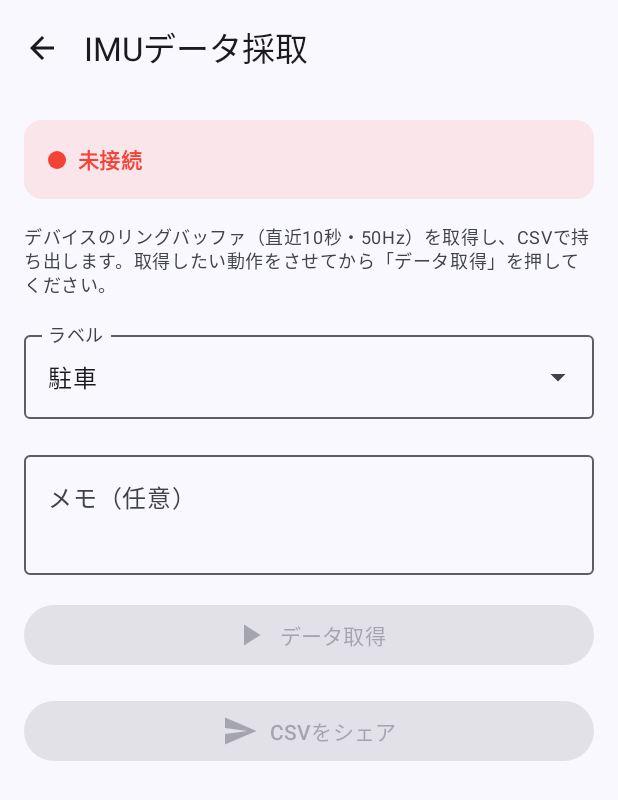
After one commit to pirorin215/btclock, an Android app built with Jetpack Compose: the composable ImuDataCaptureScreen shown on its own in the app's theme, on a phone screen of 412 x 824 dp. The commit adds this screen. Shown: the top 800 px of the screen. Run offline under Robolectric (Android 15) with nearby library versions, the light colour scheme and no system bars.

Commit message:
Phase 14-B スマホ経由でIMUデータを採取する機能を追加
[マイコン] BMI160のリングバッファ（直近10秒・500サンプル×6軸）を常時蓄積し、
IMU_DUMPコマンドでバイナリチャンク分割notify送信。updateIMUをメンテナンス
ブロック外へ移動し常時サンプリング化（駐車検知14-Cでも必須）。

[Android] チャンク受信・再構築・ラベル/メモ付きCSVシェアを行うIMU採取画面
（ImuDataCaptureScreen / ImuDataCaptureViewModel）を新規追加。
onCharacteristicChangedで0xAA55マジック判定により、既存の文字列受信パス
（0x00切り詰め）を維持しつつバイナリチャンクを受信。

両プロジェクトでビルド確認（マイコン v2.0.31 / Android v1.1）。
実機で500サンプルを欠損なく受信できることを確認済み。

```diff
--- a/BTClockMob/app/build.gradle.kts
+++ b/BTClockMob/app/build.gradle.kts
@@ -13,8 +13,8 @@ android {
         applicationId = "com.pirorin215.btclockmob"
         minSdk = 26
         targetSdk = 36
-        versionCode = 1
-        versionName = "1.0"
+        versionCode = 2
+        versionName = "1.1"
 
         testInstrumentationRunner = "androidx.test.runner.AndroidJUnitRunner"
 
--- a/BTClockMob/app/src/main/java/com/pirorin215/btclockmob/di/ViewModelModule.kt
+++ b/BTClockMob/app/src/main/java/com/pirorin215/btclockmob/di/ViewModelModule.kt
@@ -10,6 +10,7 @@ import com.pirorin215.btclockmob.viewModel.LocationMonitor
 import com.pirorin215.btclockmob.viewModel.LogManager
 import com.pirorin215.btclockmob.viewModel.MainViewModel
 import com.pirorin215.btclockmob.viewModel.KeyCodeSettingsViewModel
+import com.pirorin215.btclockmob.viewModel.ImuDataCaptureViewModel
 import com.pirorin215.btclockmob.data.AppSettingsRepository
 import com.pirorin215.btclockmob.data.KeyCodeSettingsRepository
 import com.pirorin215.btclockmob.data.BleRepository
@@ -44,4 +45,9 @@ val viewModelModule = module {
     }
 
     viewModel { DeviceHistoryViewModel(get(), get<Application>()) }
+
+    // Phase 14-B: IMUデータ採取
+    viewModel {
+        ImuDataCaptureViewModel(get<BleRepository>())
+    }
 }
--- /dev/null
+++ b/BTClockMob/app/src/main/java/com/pirorin215/btclockmob/ui/screen/ImuDataCaptureScreen.kt
@@ -0,0 +1,258 @@
+package com.pirorin215.btclockmob.ui.screen
+
+import android.content.Context
+import android.content.Intent
+import android.widget.Toast
+import androidx.compose.foundation.background
+import androidx.compose.foundation.layout.*
+import androidx.compose.foundation.rememberScrollState
+import androidx.compose.foundation.shape.RoundedCornerShape
+import androidx.compose.foundation.verticalScroll
+import androidx.compose.material.icons.Icons
+import androidx.compose.material.icons.automirrored.filled.ArrowBack
+import androidx.compose.material.icons.automirrored.filled.Send
+import androidx.compose.material.icons.filled.PlayArrow
+import androidx.compose.material3.*
+import androidx.compose.runtime.*
+import androidx.compose.ui.Alignment
+import androidx.compose.ui.Modifier
+import androidx.compose.ui.graphics.Color
+import androidx.compose.ui.platform.LocalContext
+import androidx.compose.ui.text.font.FontWeight
+import androidx.compose.ui.unit.dp
+import androidx.core.content.FileProvider
+import com.pirorin215.btclockmob.data.ConnectionState
+import com.pirorin215.btclockmob.viewModel.ImuDataCaptureViewModel
+import java.io.File
+import java.text.SimpleDateFormat
+import java.util.Date
+import java.util.Locale
+
+private val IMU_LABELS = listOf("駐車", "解除", "走行", "カーブ", "停車", "アイドリング")
+
+/**
+ * Phase 14-B: IMU データ採取画面
+ * 「データ取得」→ デバイスのリングバッファ（直近10秒）をチャンク受信 → ラベル/メモ付き CSV をシェア。
+ */
+@OptIn(ExperimentalMaterial3Api::class)
+@Composable
+fun ImuDataCaptureScreen(
+    viewModel: ImuDataCaptureViewModel,
+    onBack: () -> Unit
+) {
+    val context = LocalContext.current
+    val state by viewModel.state.collectAsState()
+    val connectionState by viewModel.connectionState.collectAsState()
+
+    var selectedLabel by remember { mutableStateOf(IMU_LABELS.first()) }
+    var memo by remember { mutableStateOf("") }
+    var labelExpanded by remember { mutableStateOf(false) }
+
+    val isConnected = connectionState is ConnectionState.Connected || connectionState is ConnectionState.Paired
+
+    Scaffold(
+        topBar = {
+            TopAppBar(
+                title = { Text("IMUデータ採取") },
+                navigationIcon = {
+                    IconButton(onClick = onBack) {
+                        Icon(Icons.AutoMirrored.Filled.ArrowBack, contentDescription = "戻る")
+                    }
+                }
+            )
+        }
+    ) { innerPadding ->
+        Column(
+            modifier = Modifier
+                .fillMaxSize()
+                .padding(innerPadding)
+                .padding(16.dp)
+                .verticalScroll(rememberScrollState()),
+            verticalArrangement = Arrangement.spacedBy(16.dp)
+        ) {
+            // 接続ステータス
+            val statusText = when (val c = connectionState) {
+                is ConnectionState.Connected -> "接続中: ${c.device.name ?: "BikeClock"}"
+                is ConnectionState.Paired -> "接続中: ${c.device.name ?: "BikeClock"}"
+                else -> "未接続"
+            }
+            val statusColor = if (isConnected) Color(0xFF4CAF50) else Color(0xFFF44336)
+            Card(
+                modifier = Modifier.fillMaxWidth(),
+                colors = CardDefaults.cardColors(containerColor = statusColor.copy(alpha = 0.1f))
+            ) {
+                Row(
+                    modifier = Modifier.padding(16.dp),
+                    verticalAlignment = Alignment.CenterVertically
+                ) {
+                    Box(
+                        modifier = Modifier
+                            .size(12.dp)
+                            .background(statusColor, shape = RoundedCornerShape(6.dp))
+                    )
+                    Spacer(modifier = Modifier.width(8.dp))
+                    Text(
+                        statusText,
+                        style = MaterialTheme.typography.bodyMedium,
+                        color = statusColor,
+                        fontWeight = FontWeight.Bold
+                    )
+                }
+            }
+
+            Text(
+                "デバイスのリングバッファ（直近10秒・50Hz）を取得し、CSVで持ち出します。" +
+                    "取得したい動作をさせてから「データ取得」を押してください。",
+                style = MaterialTheme.typography.bodySmall,
+                color = MaterialTheme.colorScheme.onSurfaceVariant
+            )
+
+            // ラベル選択（固定リスト Dropdown）
+            ExposedDropdownMenuBox(
+                expanded = labelExpanded,
+                onExpandedChange = { labelExpanded = it }
+            ) {
+                OutlinedTextField(
+                    value = selectedLabel,
+                    onValueChange = {},
+                    readOnly = true,
+                    label = { Text("ラベル") },
+                    trailingIcon = { ExposedDropdownMenuDefaults.TrailingIcon(expanded = labelExpanded) },
+                    modifier = Modifier
+                        .fillMaxWidth()
+                        .menuAnchor()
+                )
+                ExposedDropdownMenu(
+                    expanded = labelExpanded,
+                    onDismissRequest = { labelExpanded = false }
+                ) {
+                    IMU_LABELS.forEach { label ->
+                        DropdownMenuItem(
+                            text = { Text(label) },
+                            onClick = { selectedLabel = label; labelExpanded = false }
+                        )
+                    }
+                }
+            }
+
+            // メモ
+            OutlinedTextField(
+                value = memo,
+                onValueChange = { memo = it },
+                label = { Text("メモ（任意）") },
+                modifier = Modifier.fillMaxWidth(),
+                minLines = 2
+            )
+
+            // 取得ボタン
+            val busy = state is ImuDataCaptureViewModel.CaptureState.Requesting ||
+                state is ImuDataCaptureViewModel.CaptureState.Receiving
+            Button(
+                onClick = { viewModel.requestDump() },
+                modifier = Modifier.fillMaxWidth(),
+                enabled = isConnected && !busy
+            ) {
+                Icon(Icons.Default.PlayArrow, contentDescription = null)
+                Spacer(modifier = Modifier.width(8.dp))
+                Text("データ取得")
+            }
+
+            // 進捗・結果
+            when (val s = state) {
+                is ImuDataCaptureViewModel.CaptureState.Requesting -> {
+                    Text("デバイスに要求中...", style = MaterialTheme.typography.bodyMedium)
+                }
+                is ImuDataCaptureViewModel.CaptureState.Receiving -> {
+                    val total = s.totalChunks.coerceAtLeast(1)
+                    Column {
+                        Text(
+                            "受信中... ${s.receivedChunks}/${s.totalChunks} チャンク",
+                            style = MaterialTheme.typography.bodyMedium
+                        )
+                        Spacer(modifier = Modifier.height(8.dp))
+                        LinearProgressIndicator(
+                            progress = { s.receivedChunks.toFloat() / total },
+                            modifier = Modifier.fillMaxWidth()
+                        )
+                    }
+                }
+                is ImuDataCaptureViewModel.CaptureState.Complete -> {
+                    Card(
+                        modifier = Modifier.fillMaxWidth(),
+                        colors = CardDefaults.cardColors(containerColor = Color(0xFF4CAF50).copy(alpha = 0.1f))
+                    ) {
+                        Column(modifier = Modifier.padding(16.dp)) {
+                            Text(
+                                "取得完了: ${s.sampleCount} サンプル",
+                                fontWeight = FontWeight.Bold,
+                                color = Color(0xFF2E7D32)
+                            )
+                            if (s.missingChunks.isNotEmpty()) {
+                                Text(
+                                    "※欠損チャンク ${s.missingChunks.size}件あり（部分データ）",
+                                    style = MaterialTheme.typography.bodySmall,
+                                    color = Color(0xFFFF9800)
+                                )
+                            }
+                        }
+                    }
+                }
+                is ImuDataCaptureViewModel.CaptureState.Error -> {
+                    Text(
+                        "エラー: ${s.message}",
+                        color = Color(0xFFF44336),
+                        style = MaterialTheme.typography.bodyMedium
+                    )
+                }
+                ImuDataCaptureViewModel.CaptureState.Idle -> { /* 初期状態 */ }
+            }
+
+            // CSVシェアボタン（完了時のみ）
+            Button(
+                onClick = {
+                    val csv = viewModel.generateCsv(selectedLabel, memo)
+                    if (csv.isEmpty()) {
+                        Toast.makeText(context, "データがありません", Toast.LENGTH_SHORT).show()
+                    } else {
+                        shareImuCsv(context, csv, selectedLabel)
+                    }
+                },
+                modifier = Modifier.fillMaxWidth(),
+                enabled = state is ImuDataCaptureViewModel.CaptureState.Complete
+            ) {
+                Icon(Icons.AutoMirrored.Filled.Send, contentDescription = null)
+                Spacer(modifier = Modifier.width(8.dp))
+                Text("CSVをシェア")
+            }
+
+            // 再取得用リセット
+            if (state is ImuDataCaptureViewModel.CaptureState.Complete ||
+                state is ImuDataCaptureViewModel.CaptureState.Error
+            ) {
+                TextButton(onClick = { viewModel.reset() }, modifier = Modifier.fillMaxWidth()) {
+                    Text("クリアして再取得")
+                }
+            }
+        }
+    }
+}
+
+/** CSV をキャッシュに書き出し、FileProvider 経由で ACTION_SEND 共有 */
+private fun shareImuCsv(context: Context, csv: String, label: String) {
+    try {
+        val dir = File(context.cacheDir, "imu").apply { mkdirs() }
+        val ts = SimpleDateFormat("yyyyMMdd_HHmmss", Locale.US).format(Date())
+        val safeLabel = label.ifEmpty { "capture" }
+        val file = File(dir, "imu_${safeLabel}_$ts.csv")
+        file.writeText(csv)
+        val uri = FileProvider.getUriForFile(context, "com.pirorin215.btclockmob.provider", file)
+        val intent = Intent(Intent.ACTION_SEND).apply {
+            type = "text/csv"
+            putExtra(Intent.EXTRA_STREAM, uri)
+            addFlags(Intent.FLAG_GRANT_READ_URI_PERMISSION)
+        }
+        context.startActivity(Intent.createChooser(intent, "IMUデータを共有"))
+    } catch (e: Exception) {
+        Toast.makeText(context, "共有に失敗: ${e.message}", Toast.LENGTH_SHORT).show()
+    }
+}
--- a/BTClockMob/app/src/main/res/xml/file_paths.xml
+++ b/BTClockMob/app/src/main/res/xml/file_paths.xml
@@ -1,4 +1,5 @@
 <?xml version="1.0" encoding="utf-8"?>
 <paths xmlns:android="http://schemas.android.com/apk/res/android">
     <external-files-path name="fast_rec_recordings" path="FastRecRecordings/" />
+    <cache-path name="imu_captures" path="imu/" />
 </paths>
```
Also changed, not shown: BTClockMob/app/src/main/java/com/pirorin215/btclockmob/data/BleRepository.kt (+9 -0 lines), BTClockMob/app/src/main/java/com/pirorin215/btclockmob/ui/screen/MainScreen.kt (+19 -1 lines), BTClockMob/app/src/main/java/com/pirorin215/btclockmob/viewModel/ImuDataCaptureViewModel.kt (added, +199 -0 lines), 5 other files.
